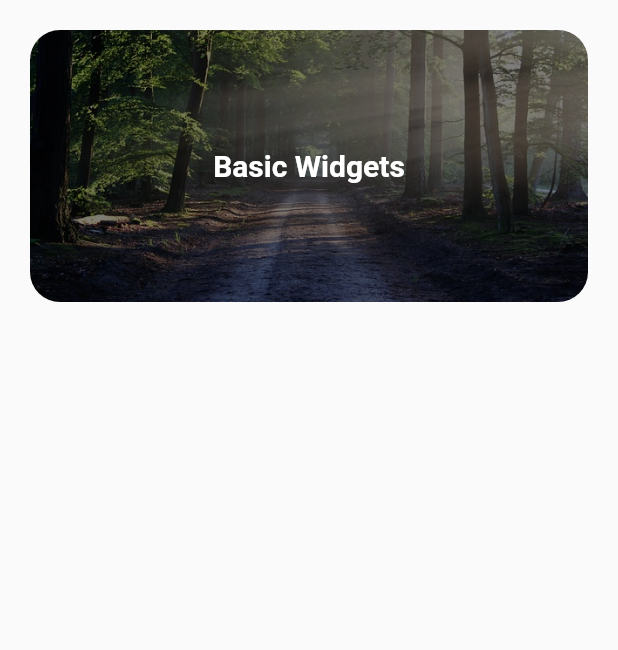
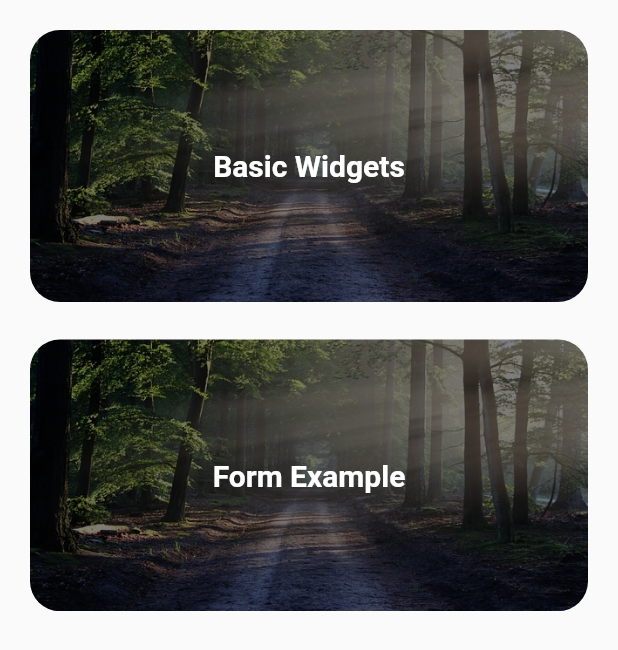
Before and after one commit to antonymwakiacha/FirstFlutterApp, a Flutter app: the screen it shows after launch, on a phone screen of 412 x 824 dp. Shown: the top 650 px of the screen. Run offline on Flutter 3.47's test engine with Material 2 defaults, Android fonts, the phone set to English and light mode, and no system bars.

Commit message:
Added the second widget on the intro screen that redirects to the form screen

```diff
--- a/lib/screens/intro.dart
+++ b/lib/screens/intro.dart
@@ -1,4 +1,5 @@
 import 'package:flutter/material.dart';
+import 'package:my_first_flutter/screens/form_ex.dart';
 import 'package:my_first_flutter/screens/home_page.dart';
 
 class Intro extends StatelessWidget {
@@ -45,6 +46,40 @@ class Intro extends StatelessWidget {
                   ),
                 ),
               ),
+              SizedBox(
+                height: 25,
+              ),
+              //SECOND CONTAINER
+              InkWell(
+                onTap: () {
+                  Navigator.of(context).push(MaterialPageRoute(
+                      builder: (context) => const FormEx()));
+                },
+                child: Container(
+                  width: MediaQuery.of(context).size.width,
+                  height: MediaQuery.of(context).size.height * 0.22,
+                  decoration: BoxDecoration(
+                    image: DecorationImage(
+                      image: AssetImage("images/forestbg.jpg"),
+                      fit: BoxFit.cover,
+                      colorFilter: ColorFilter.mode(
+                          Colors.black.withOpacity(0.5),
+                          BlendMode
+                              .darken), //applying a dark filter on the image
+                    ),
+                    borderRadius: BorderRadius.circular(20),
+                  ),
+                  child: Center(
+                    child: Text(
+                      "Form Example",
+                      style: TextStyle(
+                          color: Colors.white,
+                          fontSize: 20,
+                          fontWeight: FontWeight.bold),
+                    ),
+                  ),
+                ),
+              ),
             ],
           ),
         ),
```
